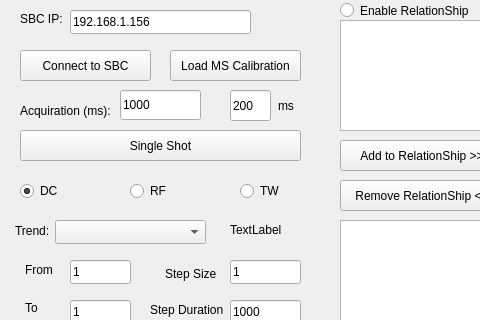
Old version of the form autotrend.ui in the repository MOBILionSystems/MIPS-app-MOBILion; both pictures show x 0 to 480 and y 0 to 320 of the 700 by 500 pixel window.
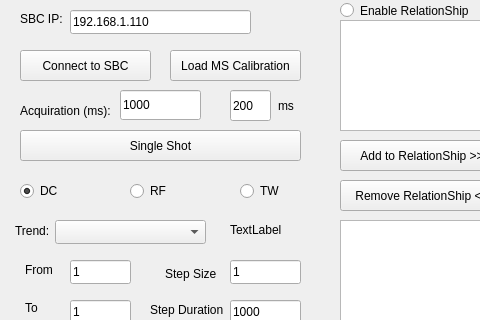
New version of the form.

Commit message: remove archive for initDigitizer command

Patch:
```diff
--- a/autotrend.ui
+++ b/autotrend.ui
@@ -232,7 +232,7 @@
     </rect>
    </property>
    <property name="text">
-    <string>192.168.1.156</string>
+    <string>192.168.1.110</string>
    </property>
   </widget>
   <widget class="QLineEdit" name="trendFrom">
```
The commit also changes 1 other file.
